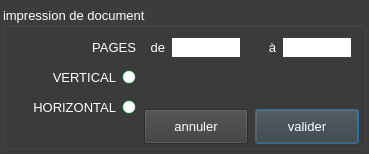
This is ui/yeroth-erp-imprimer-dialog.ui in xnoumbissinoundou/yeroth-erp-3.0 as Qt 5 draws it before an edit. The edited form follows.
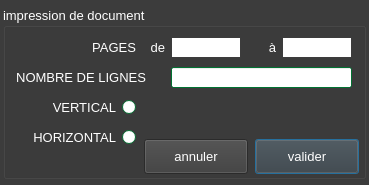
This is the edited form. Custom widgets are drawn as their Qt base class.

```diff
--- a/ui/yeroth-erp-imprimer-dialog.ui
+++ b/ui/yeroth-erp-imprimer-dialog.ui
@@ -10,7 +10,7 @@
     <x>0</x>
     <y>0</y>
     <width>369</width>
-    <height>154</height>
+    <height>185</height>
    </rect>
   </property>
   <property name="sizePolicy">
@@ -451,7 +451,7 @@
      <x>3</x>
      <y>7</y>
      <width>363</width>
-     <height>142</height>
+     <height>172</height>
     </rect>
    </property>
    <property name="palette">
@@ -898,7 +898,7 @@
     <property name="geometry">
      <rect>
       <x>12</x>
-      <y>60</y>
+      <y>90</y>
       <width>121</width>
       <height>21</height>
      </rect>
@@ -1329,7 +1329,7 @@
     <property name="geometry">
      <rect>
       <x>12</x>
-      <y>90</y>
+      <y>120</y>
       <width>121</width>
       <height>21</height>
      </rect>
@@ -2000,7 +2000,7 @@
     <property name="geometry">
      <rect>
       <x>252</x>
-      <y>102</y>
+      <y>132</y>
       <width>104</width>
       <height>35</height>
      </rect>
@@ -2428,7 +2428,7 @@
     <property name="geometry">
      <rect>
       <x>141</x>
-      <y>102</y>
+      <y>132</y>
       <width>104</width>
       <height>35</height>
      </rect>
@@ -2852,6 +2852,35 @@
      <string>annuler</string>
     </property>
    </widget>
+   <widget class="QLabel" name="label_IMPRESSION_LIGNES">
+    <property name="geometry">
+     <rect>
+      <x>12</x>
+      <y>60</y>
+      <width>131</width>
+      <height>21</height>
+     </rect>
+    </property>
+    <property name="text">
+     <string>NOMBRE DE LIGNES</string>
+    </property>
+    <property name="alignment">
+     <set>Qt::AlignRight|Qt::AlignTrailing|Qt::AlignVCenter</set>
+    </property>
+   </widget>
+   <widget class="YerothLineEdit" name="lineEdit_IMPRESSION_LIGNES">
+    <property name="geometry">
+     <rect>
+      <x>168</x>
+      <y>60</y>
+      <width>181</width>
+      <height>21</height>
+     </rect>
+    </property>
+    <property name="styleSheet">
+     <string notr="true"/>
+    </property>
+   </widget>
   </widget>
  </widget>
  <customwidgets>
```
Left out of the diff: 2 changed lines with no effect on the pictures.
